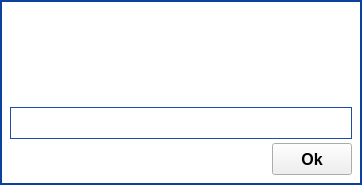
This is parsec/core/gui/forms/input_dialog.ui in Scille/parsec-cloud as Qt 5 draws it before an edit. The edited form follows.
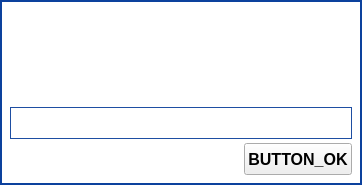
This is the edited form. Icons and pictures are not drawn. Custom widgets are drawn as their Qt base class.

```diff
--- a/parsec/core/gui/forms/input_dialog.ui
+++ b/parsec/core/gui/forms/input_dialog.ui
@@ -252,7 +252,7 @@
            <enum>Qt::RightToLeft</enum>
           </property>
           <property name="text">
-           <string>Ok</string>
+           <string>BUTTON_OK</string>
           </property>
           <property name="iconSize">
            <size>
```
